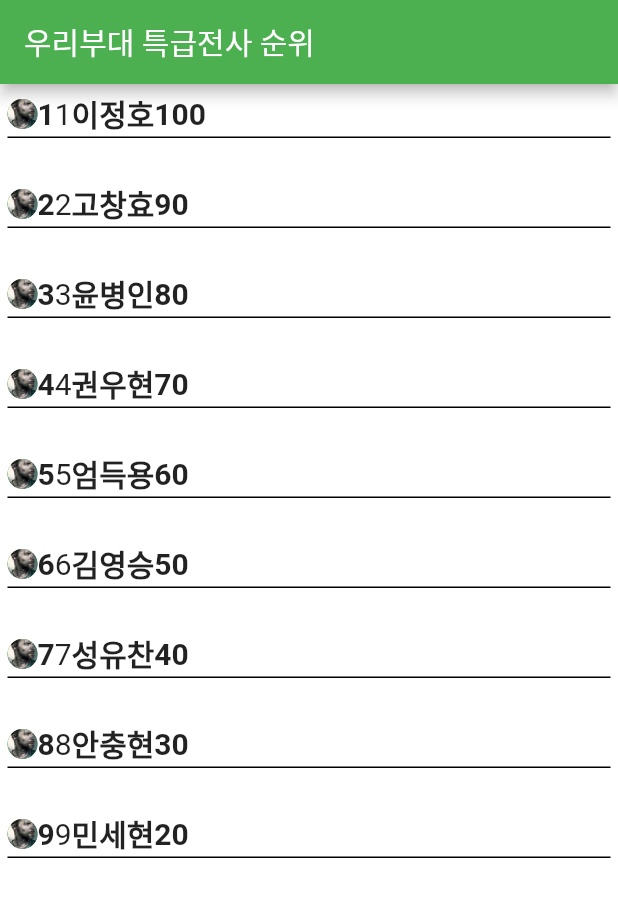
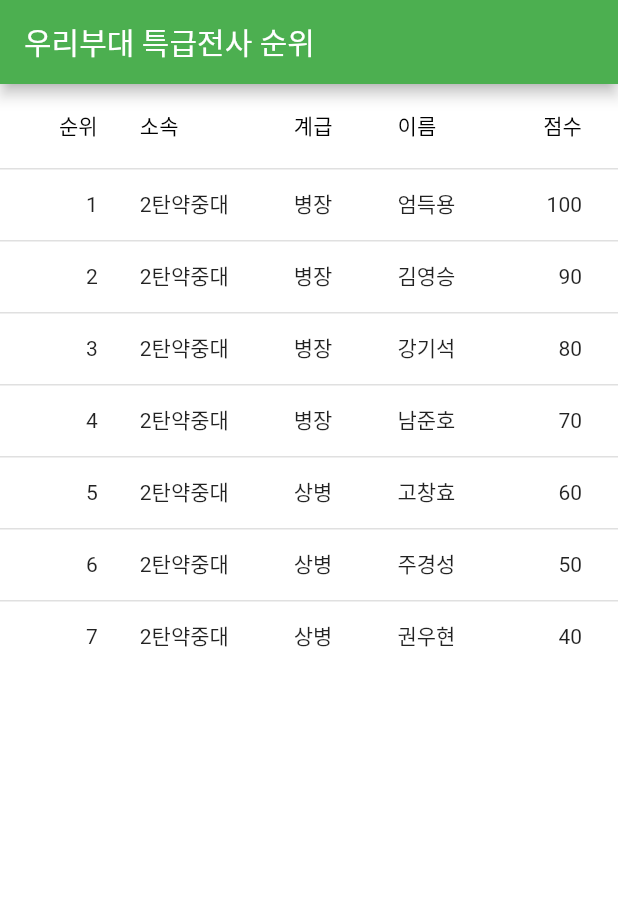
Before and after one commit to ZeVicTech/APP_BestWarrior_Warrior, a Flutter app: the RankingPage screen opened directly, on a phone screen of 412 x 824 dp. Shown: the top 897 px of the screen. Run offline on Flutter 3.47's test engine with Material 2 defaults, Android fonts, the phone set to English and light mode, and no system bars; our stand-ins replace firebase_auth, firebase_core, firebase_database, font_awesome_flutter; accounts and stored records are empty; Roboto replaces fonts that are missing (Aggro); project files that could hold a hidden picture were left out.

```diff
--- a/APP(Android)/best_warrior/lib/pages/ranking_page.dart
+++ b/APP(Android)/best_warrior/lib/pages/ranking_page.dart
@@ -17,15 +17,64 @@ class RankingPage extends StatelessWidget {
         ),
         body: ListView(
           children: [
-            RankingBar(1, '이정호', 100),
-            RankingBar(2, '고창효', 90),
-            RankingBar(3, '윤병인', 80),
-            RankingBar(4, '권우현', 70),
-            RankingBar(5, '엄득용', 60),
-            RankingBar(6, '김영승', 50),
-            RankingBar(7, '성유찬', 40),
-            RankingBar(8, '안충현', 30),
-            RankingBar(9, '민세현', 20),
+            DataTable(columnSpacing: 28.0,
+              columns: [
+              DataColumn(label: Text('순위'), numeric: true),
+              DataColumn(label: Text('소속')),
+              DataColumn(label: Text('계급')),
+              DataColumn(label: Text('이름')),
+              DataColumn(label: Text('점수'), numeric: true),
+            ], rows: [
+              DataRow(cells: [
+                DataCell(Text('1')),
+                DataCell(Text('2탄약중대')),
+                DataCell(Text('병장')),
+                DataCell(Text('엄득용')),
+                DataCell(Text('100')),
+              ]),
+              DataRow(cells: [
+                DataCell(Text('2')),
+                DataCell(Text('2탄약중대')),
+                DataCell(Text('병장')),
+                DataCell(Text('김영승')),
+                DataCell(Text('90')),
+              ]),
+              DataRow(cells: [
+                DataCell(Text('3')),
+                DataCell(Text('2탄약중대')),
+                DataCell(Text('병장')),
+                DataCell(Text('강기석')),
+                DataCell(Text('80')),
+              ]),
+              DataRow(cells: [
+                DataCell(Text('4')),
+                DataCell(Text('2탄약중대')),
+                DataCell(Text('병장')),
+                DataCell(Text('남준호')),
+                DataCell(Text('70')),
+              ]),
+              DataRow(cells: [
+                DataCell(Text('5')),
+                DataCell(Text('2탄약중대')),
+                DataCell(Text('상병')),
+                DataCell(Text('고창효')),
+                DataCell(Text('60')),
+              ]),
+              DataRow(cells: [
+                DataCell(Text('6')),
+                DataCell(Text('2탄약중대')),
+                DataCell(Text('상병')),
+                DataCell(Text('주경성')),
+                DataCell(Text('50')),
+              ]),
+              DataRow(cells: [
+                DataCell(Text('7')),
+                DataCell(Text('2탄약중대')),
+                DataCell(Text('상병')),
+                DataCell(Text('권우현')),
+                DataCell(Text('40')),
+              ]),
+            ])
           ],
         ),
       ),
```
Also changed, not shown: APP(Android)/best_warrior/lib/pages/room_list_page.dart (+46 -4 lines), 1 other file.
